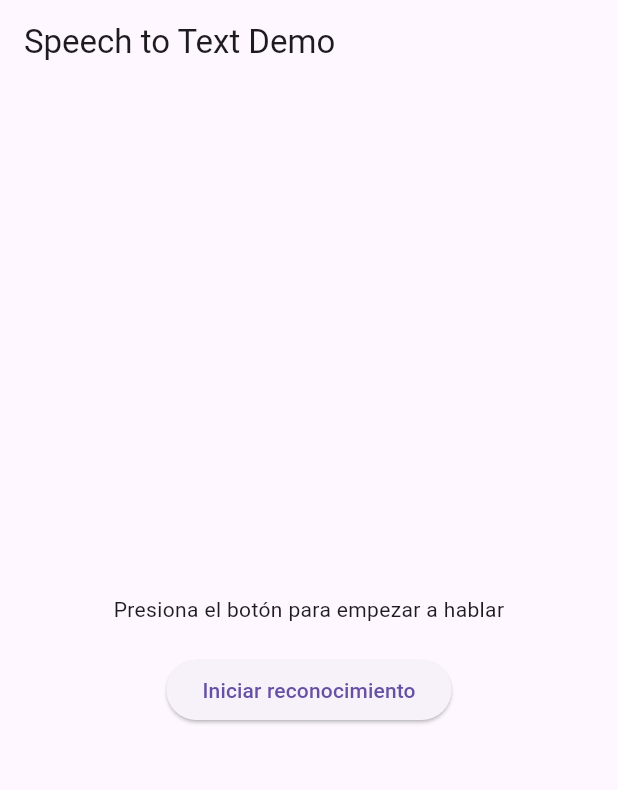
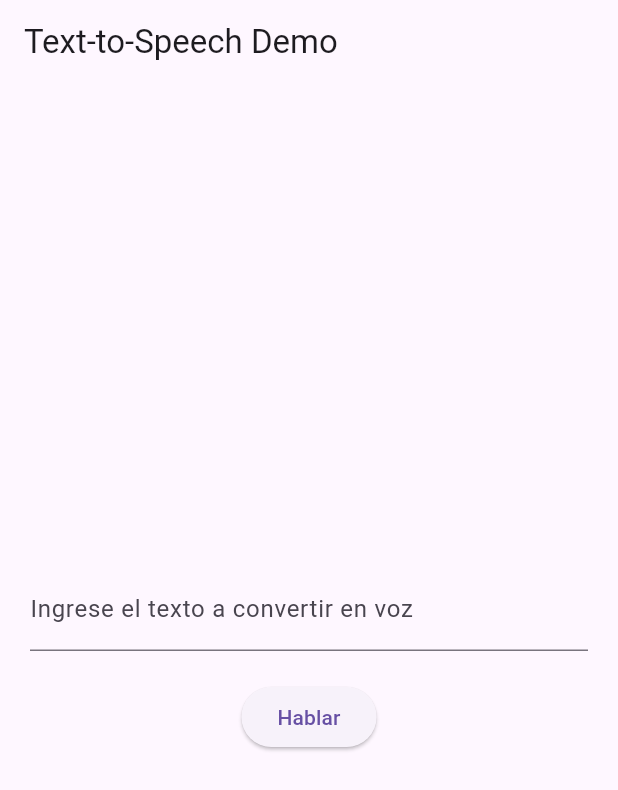
Before and after one commit to keny123x/speech_text, a Flutter app: the screen it shows after launch, on a phone screen of 412 x 824 dp. Shown: the top 790 px of the screen. Run offline on Flutter 3.47's test engine with Material 3 defaults, Android fonts, the phone set to English and light mode, and no system bars; our stand-ins replace flutter_tts.

Commit message:
first commit

```diff
--- a/aplicacion_delivery/lib/main.dart
+++ b/aplicacion_delivery/lib/main.dart
@@ -1,5 +1,5 @@
 import 'package:flutter/material.dart';
-import 'package:speech_to_text/speech_to_text.dart' as stt;
+import 'package:flutter_tts/flutter_tts.dart';
 
 void main() {
   runApp(MyApp());
@@ -9,71 +9,68 @@ class MyApp extends StatelessWidget {
   @override
   Widget build(BuildContext context) {
     return MaterialApp(
-      title: 'Speech to Text Demo',
-      home: SpeechScreen(),
+      title: 'Text-to-Speech Demo',
+      theme: ThemeData(
+        primarySwatch: Colors.blue,
+      ),
+      home: TextToSpeechDemo(),
     );
   }
 }
 
-class SpeechScreen extends StatefulWidget {
+class TextToSpeechDemo extends StatefulWidget {
   @override
-  _SpeechScreenState createState() => _SpeechScreenState();
+  _TextToSpeechDemoState createState() => _TextToSpeechDemoState();
 }
 
-class _SpeechScreenState extends State<SpeechScreen> {
-  stt.SpeechToText _speech = stt.SpeechToText();
-  String _text = 'Presiona el botón para empezar a hablar';
-  bool _isListening = false;
+class _TextToSpeechDemoState extends State<TextToSpeechDemo> {
+  final FlutterTts flutterTts = FlutterTts();
+  final TextEditingController textEditingController = TextEditingController();
+
+  @override
+  void initState() {
+    super.initState();
+    flutterTts.setLanguage('es-ES');
+    // Ajustar la velocidad de habla
+    flutterTts.setSpeechRate(0.7);
+  }
+
+  Future<void> speak() async {
+    // Agregar una pausa al final del texto
+    String text = textEditingController.text ;
+
+    // Enfatizar ciertas palabras
+    text = text.replaceAll('importante', '<emphasis level="strong">importante</emphasis>');
+
+    await flutterTts.speak(text);
+  }
 
   @override
   Widget build(BuildContext context) {
     return Scaffold(
       appBar: AppBar(
-        title: Text('Speech to Text Demo'),
+        title: Text('Text-to-Speech Demo'),
       ),
-      body: Center(
+      body: Padding(
+        padding: EdgeInsets.all(20.0),
         child: Column(
           mainAxisAlignment: MainAxisAlignment.center,
-          children: <Widget>[
-            Text(
-              _text,
-              textAlign: TextAlign.center,
+          children: [
+            TextField(
+              controller: textEditingController,
+              decoration: InputDecoration(
+                labelText: 'Ingrese el texto a convertir en voz',
+              ),
+              maxLines: null,
             ),
-            SizedBox(height: 20),
+            SizedBox(height: 20.0),
             ElevatedButton(
-              onPressed: _toggleListening,
-              child: _isListening ? Text('Detener reconocimiento') : Text('Iniciar reconocimiento'),
+              onPressed: speak,
+              child: Text('Hablar'),
             ),
           ],
         ),
       ),
     );
   }
-
-  void _toggleListening() async {
-    if (!_isListening) {
-      bool available = await _speech.initialize();
-      if (available) {
-        setState(() {
-          _isListening = true;
-          _text = 'Escuchando...';
-        });
-        _speech.listen(onResult: (result) {
-          setState(() {
-            _text = result.recognizedWords;
-          });
-        });
-      } else {
-        setState(() {
-          _text = 'El reconocimiento de voz no está disponible';
-        });
-      }
-    } else {
-      setState(() {
-        _isListening = false;
-        _text = 'Presiona el botón para empezar a hablar';
-      });
-      _speech.stop();
-    }
-  }
 }
```
Also changed, not shown: 1 other file.
